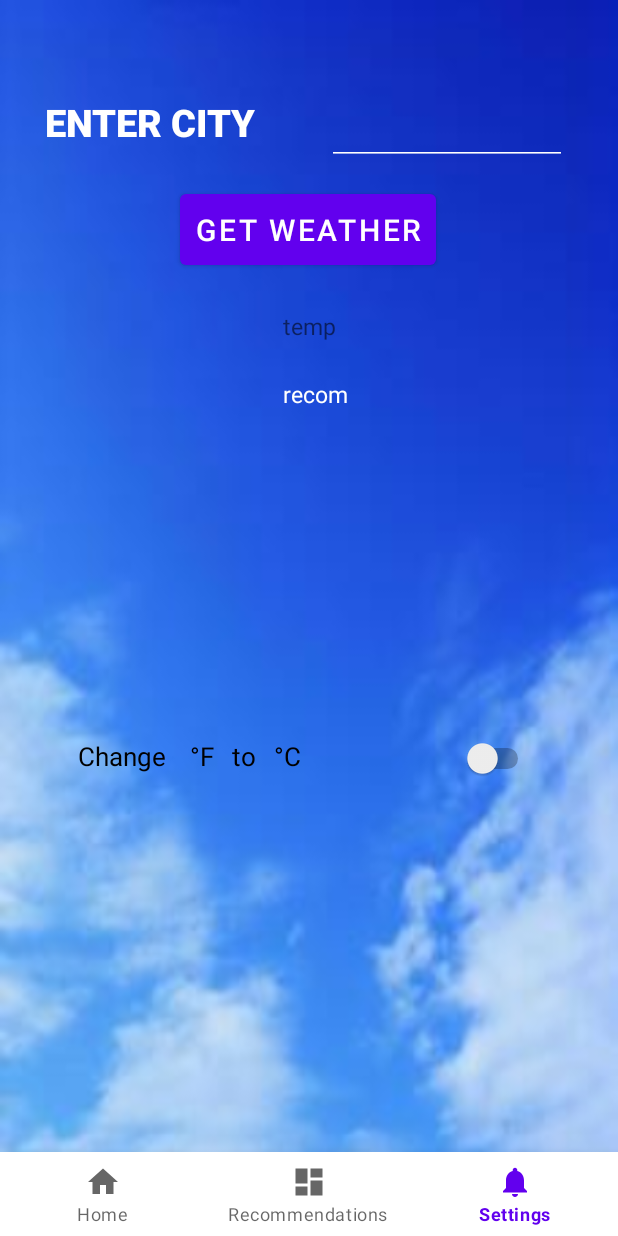
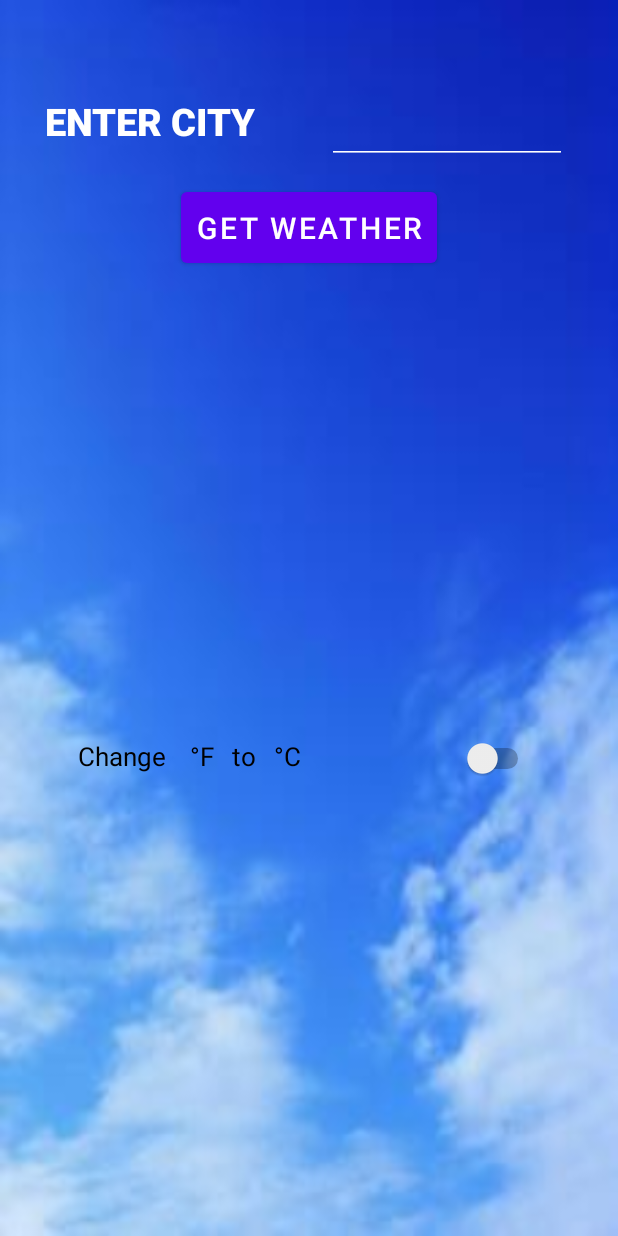
Before and after one commit to DongjunGu/Weather-4cast, an Android app: the SettingsFragment screen opened through its navigation route, on a phone screen of 412 x 824 dp. Run offline under Robolectric (Android 15) with nearby library versions, the phone set to English and light mode, and no system bars; our stand-ins replace Volley, navigation-ui.

Commit message:
Added Text to settings and made Home nav bar disappear while loading weather data

```diff
--- a/app/src/main/java/com/mobileapp/a4cast/MainActivity.java
+++ b/app/src/main/java/com/mobileapp/a4cast/MainActivity.java
@@ -2,6 +2,7 @@ package com.mobileapp.a4cast;
 
 import android.os.Bundle;
 import android.util.Log;
+import android.view.View;
 
 import com.google.android.material.bottomnavigation.BottomNavigationView;
 
@@ -36,6 +37,8 @@ public class MainActivity extends AppCompatActivity {
         NavigationUI.setupWithNavController(binding.navView, navController);
         getSupportActionBar().hide();
 
+        navView.setVisibility(View.GONE);
+
     }
     @Override
     public void onBackPressed() {
--- a/app/src/main/java/com/mobileapp/a4cast/ui/home/HomeFragment.java
+++ b/app/src/main/java/com/mobileapp/a4cast/ui/home/HomeFragment.java
@@ -63,16 +63,16 @@ public class HomeFragment extends Fragment {
     double temperature = 0, feelsLike = 0, celsius = 0;
     String mainDescription = "";
     List<DatabaseItem> conditions, temps;
+    BottomNavigationView bottomNavigationView;
 
     public View onCreateView(@NonNull LayoutInflater inflater,ViewGroup container, Bundle savedInstanceState) {
-        View view = inflater.inflate(R.layout.fragment_home, container, false);
+        //View view = inflater.inflate(R.layout.fragment_home, container, false);
         HomeViewModel homeViewModel = new ViewModelProvider(this).get(HomeViewModel.class);
         binding = FragmentHomeBinding.inflate(inflater, container, false);
         View root = binding.getRoot();
+        bottomNavigationView = getActivity().findViewById(R.id.nav_view);
 
         //HIDE NAV BAR
-        //BottomNavigationView bottomNavigationView = getActivity().findViewById(R.id.nav_view);
-        //bottomNavigationView.setVisibility(View.GONE);
 
         //Setup DB Manager
         dbManager = new SQLiteManager(getContext());
@@ -127,6 +127,8 @@ public class HomeFragment extends Fragment {
     }
 
     private void getWeatherData(Location location) {
+        bottomNavigationView = getActivity().findViewById(R.id.nav_view);
+        bottomNavigationView.setVisibility(View.GONE);
         String latitude = String.valueOf(location.getLatitude());
         String longitude = String.valueOf(location.getLongitude());
 
@@ -188,26 +190,26 @@ public class HomeFragment extends Fragment {
                             else if(mainDescription.equals("Mist"))
                                 binding.descriptionImage.setImageResource(R.drawable.mist);
 
+                            bottomNavigationView = getActivity().findViewById(R.id.nav_view);
+                            bottomNavigationView.setVisibility(View.VISIBLE);
 
                         } catch (JSONException e) {
+
                             e.printStackTrace();
                         }
                     }
                 }, new Response.ErrorListener() {
             @Override
             public void onErrorResponse(VolleyError error) {
+                bottomNavigationView = getActivity().findViewById(R.id.nav_view);
+                bottomNavigationView.setVisibility(View.VISIBLE);
                 Toast.makeText(getActivity(), "Error retrieving weather data", Toast.LENGTH_SHORT).show();
                 error.printStackTrace();
             }
         });
 
-        //BottomNavigationView bottomNavigationView = getActivity().findViewById(R.id.nav_view);
-        //bottomNavigationView.setVisibility(View.VISIBLE);
-
         RequestQueue requestQueue = Volley.newRequestQueue(binding.getRoot().getContext());
         requestQueue.add(jsonObjectRequest);
-
-        //CREATE GLOBAL DATA
 
 
     }
--- a/app/src/main/java/com/mobileapp/a4cast/ui/home/HomeViewModel.java
+++ b/app/src/main/java/com/mobileapp/a4cast/ui/home/HomeViewModel.java
@@ -7,5 +7,6 @@ import androidx.lifecycle.ViewModel;
 public class HomeViewModel extends ViewModel {
 
     public HomeViewModel() {
+
     }
 }
--- a/app/src/main/res/layout/fragment_settings.xml
+++ b/app/src/main/res/layout/fragment_settings.xml
@@ -57,38 +57,36 @@
                 android:textSize="20dp"
                 app:layout_constraintBottom_toBottomOf="parent"
                 app:layout_constraintEnd_toEndOf="parent"
-                app:layout_constraintHorizontal_bias="0.497"
                 app:layout_constraintStart_toStartOf="parent"
                 app:layout_constraintTop_toBottomOf="@+id/enterCityTextView"
                 app:layout_constraintVertical_bias="0.051" />
 
 
             <TextView
-                android:id="@+id/showTempTextView"
+                android:id="@+id/showWeatherData"
                 android:layout_width="wrap_content"
                 android:layout_height="wrap_content"
                 android:layout_gravity="center"
-                android:layout_marginTop="24dp"
-                android:text="temp"
+                android:layout_marginTop="8dp"
+                android:text=""
                 android:textSize="15sp"
                 app:layout_constraintEnd_toEndOf="parent"
                 app:layout_constraintStart_toStartOf="parent"
                 app:layout_constraintTop_toBottomOf="@+id/getWeatherButton" />
 
             <TextView
-                android:id="@+id/showRecomTextView"
+                android:id="@+id/showRecom"
                 android:layout_width="wrap_content"
                 android:layout_height="wrap_content"
                 android:layout_gravity="center"
                 android:layout_marginTop="24dp"
                 android:scrollbars="vertical"
-                android:text="recom"
+                android:text=""
                 android:textColor="@color/white"
                 android:textSize="15sp"
                 app:layout_constraintEnd_toEndOf="parent"
-                app:layout_constraintHorizontal_bias="0.512"
                 app:layout_constraintStart_toStartOf="parent"
-                app:layout_constraintTop_toBottomOf="@+id/showTempTextView" />
+                app:layout_constraintTop_toBottomOf="@+id/showWeatherData" />
 
 
         </androidx.constraintlayout.widget.ConstraintLayout>
```
Also changed, not shown: app/src/main/java/com/mobileapp/a4cast/ui/settings/SettingsFragment.java (+34 -13 lines).
